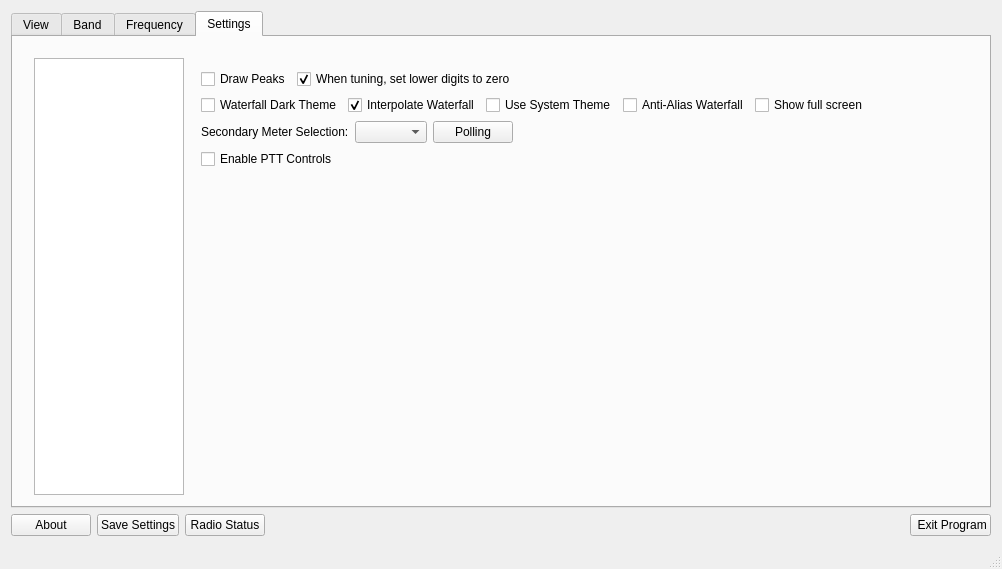
Qt form wfmain.ui (adecarolis/wfweb) before a commit.
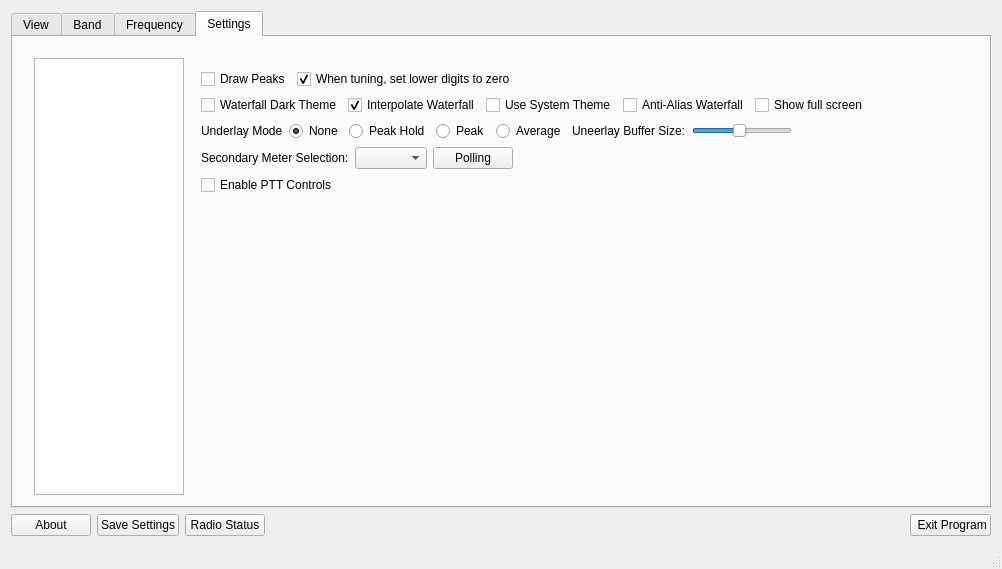
The same form after that commit. The open tabs and pages were chosen to show the change. Custom widgets are drawn as their Qt base class.

Commit message: Added some preferences for the plasma.

```diff
--- a/wfmain.ui
+++ b/wfmain.ui
@@ -2907,6 +2907,114 @@
                 </item>
                </layout>
               </item>
+              <item>
+               <layout class="QHBoxLayout" name="horizontalLayout_43">
+                <property name="leftMargin">
+                 <number>0</number>
+                </property>
+                <property name="topMargin">
+                 <number>0</number>
+                </property>
+                <property name="rightMargin">
+                 <number>0</number>
+                </property>
+                <property name="bottomMargin">
+                 <number>0</number>
+                </property>
+                <item>
+                 <widget class="QLabel" name="underlayLabel">
+                  <property name="text">
+                   <string>Underlay Mode</string>
+                  </property>
+                 </widget>
+                </item>
+                <item>
+                 <widget class="QRadioButton" name="underlayNone">
+                  <property name="text">
+                   <string>None</string>
+                  </property>
+                  <property name="checked">
+                   <bool>true</bool>
+                  </property>
+                  <attribute name="buttonGroup">
+                   <string notr="true">underlayButtonGroup</string>
+                  </attribute>
+                 </widget>
+                </item>
+                <item>
+                 <widget class="QRadioButton" name="underlayPeakHold">
+                  <property name="text">
+                   <string>Peak Hold</string>
+                  </property>
+                  <attribute name="buttonGroup">
+                   <string notr="true">underlayButtonGroup</string>
+                  </attribute>
+                 </widget>
+                </item>
+                <item>
+                 <widget class="QRadioButton" name="underlayPeakBuffer">
+                  <property name="text">
+                   <string>Peak</string>
+                  </property>
+                  <attribute name="buttonGroup">
+                   <string notr="true">underlayButtonGroup</string>
+                  </attribute>
+                 </widget>
+                </item>
+                <item>
+                 <widget class="QRadioButton" name="underlayAverageBuffer">
+                  <property name="text">
+                   <string>Average</string>
+                  </property>
+                  <attribute name="buttonGroup">
+                   <string notr="true">underlayButtonGroup</string>
+                  </attribute>
+                 </widget>
+                </item>
+                <item>
+                 <widget class="QLabel" name="label_42">
+                  <property name="text">
+                   <string>Uneerlay Buffer Size:</string>
+                  </property>
+                 </widget>
+                </item>
+                <item>
+                 <widget class="QSlider" name="underlayBufferSlider">
+                  <property name="maximumSize">
+                   <size>
+                    <width>100</width>
+                    <height>16777215</height>
+                   </size>
+                  </property>
+                  <property name="minimum">
+                   <number>8</number>
+                  </property>
+                  <property name="maximum">
+                   <number>128</number>
+                  </property>
+                  <property name="value">
+                   <number>64</number>
+                  </property>
+                  <property name="orientation">
+                   <enum>Qt::Horizontal</enum>
+                  </property>
+                 </widget>
+                </item>
+                <item>
+                 <spacer name="horizontalSpacer_27">
+                  <property name="orientation">
+                   <enum>Qt::Horizontal</enum>
+                  </property>
+                  <property name="sizeHint" stdset="0">
+                   <size>
+                    <width>40</width>
+                    <height>20</height>
+                   </size>
+                  </property>
+                 </spacer>
+                </item>
+               </layout>
+              </item>
               <item>
                <layout class="QHBoxLayout" name="horizontalLayout_28">
                 <item>
```
Left out of the diff: 5 changed lines with no effect on the pictures. The commit also changes 2 other files.
